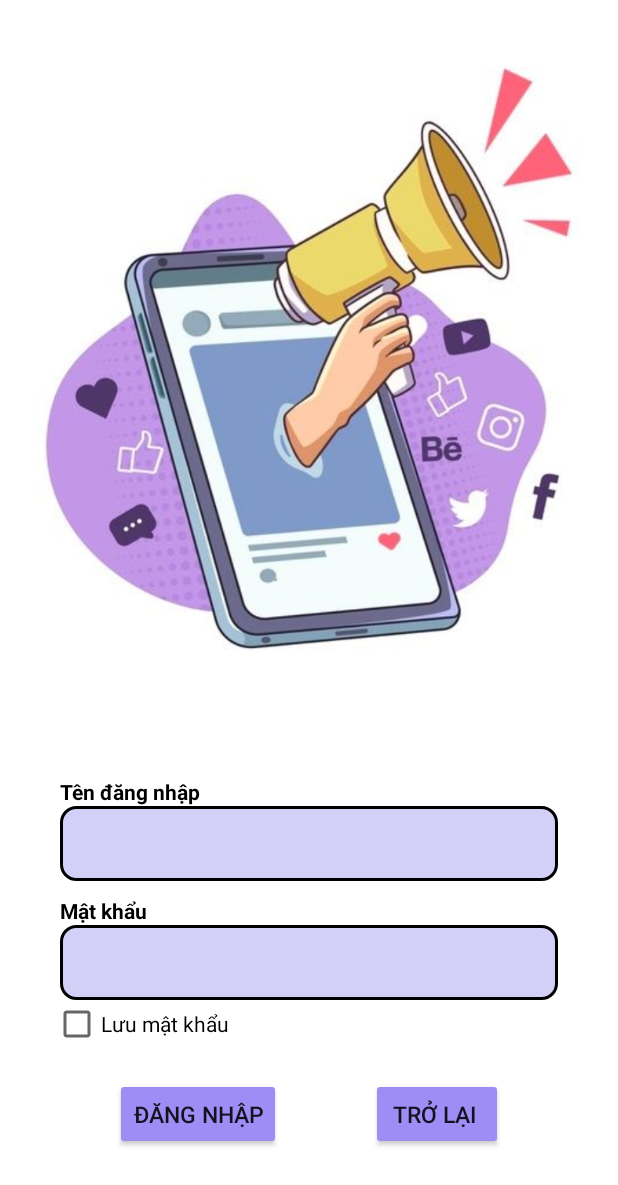
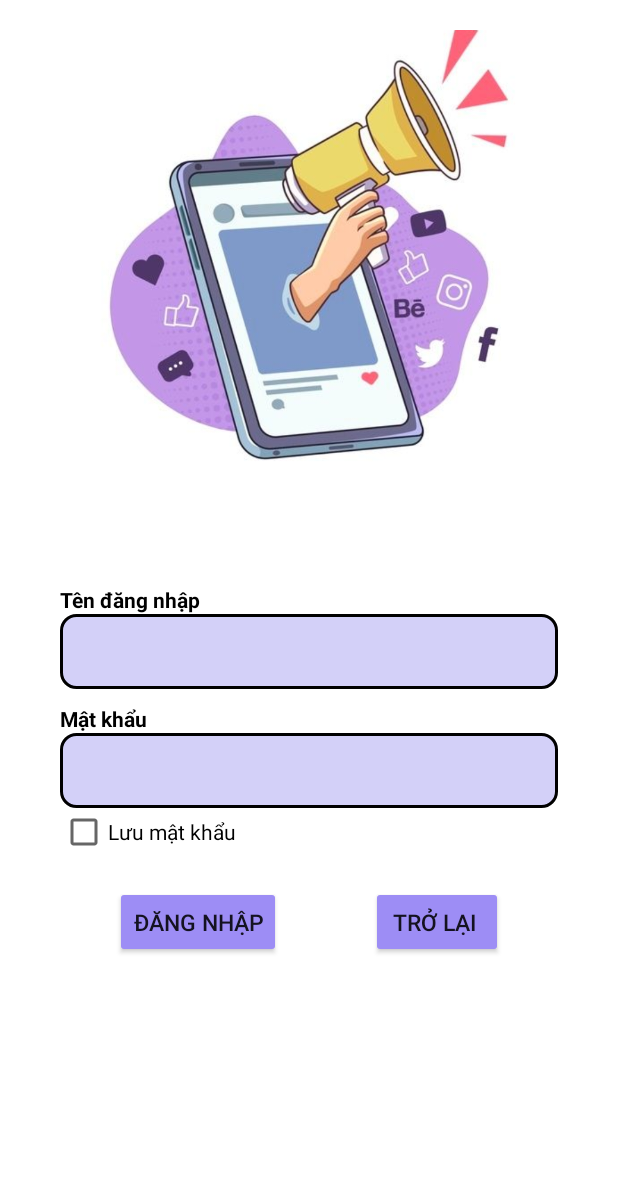
Before and after one commit to TienVinh03/Duan1_BeeMobile, an Android app: the DangNhap screen opened directly, with no data from a screen before it, on a phone screen of 412 x 824 dp. Shown: the top 1185 px of the screen. Run offline under Robolectric (Android 15) with nearby library versions, the phone set to English and light mode, and no system bars.

Commit message:
edit layout login screen

```diff
--- a/app/src/main/res/layout/activity_dang_nhap.xml
+++ b/app/src/main/res/layout/activity_dang_nhap.xml
@@ -1,5 +1,5 @@
 <?xml version="1.0" encoding="utf-8"?>
-<LinearLayout xmlns:android="http://schemas.android.com/apk/res/android"
+<ScrollView xmlns:android="http://schemas.android.com/apk/res/android"
     xmlns:app="http://schemas.android.com/apk/res-auto"
     xmlns:tools="http://schemas.android.com/tools"
     android:layout_width="match_parent"
@@ -11,10 +11,14 @@
     tools:context=".DangNhap">
 
 
+<LinearLayout
+    android:layout_width="match_parent"
+    android:layout_height="match_parent"
+    android:orientation="vertical">
     <ImageView
         android:id="@+id/imageView"
-        android:layout_width="805dp"
-        android:layout_height="491dp"
+        android:layout_width="wrap_content"
+        android:layout_height="400dp"
         android:layout_marginTop="-50dp"
         app:srcCompat="@drawable/free_vector___mobile_marketing_isometric_style" />
 
@@ -84,8 +88,8 @@
         android:id="@+id/ckMatkhau"
         android:layout_width="161dp"
         android:layout_height="wrap_content"
-        android:layout_marginLeft="100dp"
-        android:layout_marginRight="190dp"
+        android:layout_marginLeft="20dp"
+
         android:text="Lưu mật khẩu" />
 
 
@@ -93,6 +97,7 @@
         android:layout_width="wrap_content"
         android:layout_height="wrap_content"
         android:layout_marginTop="20dp"
+        android:layout_gravity="center_horizontal"
         android:orientation="horizontal">
 
 
@@ -117,5 +122,6 @@
 
     </LinearLayout>
 
+</LinearLayout>
 
-</LinearLayout>
+</ScrollView>
```
Lines whose indentation alone changed are shown as unchanged.
